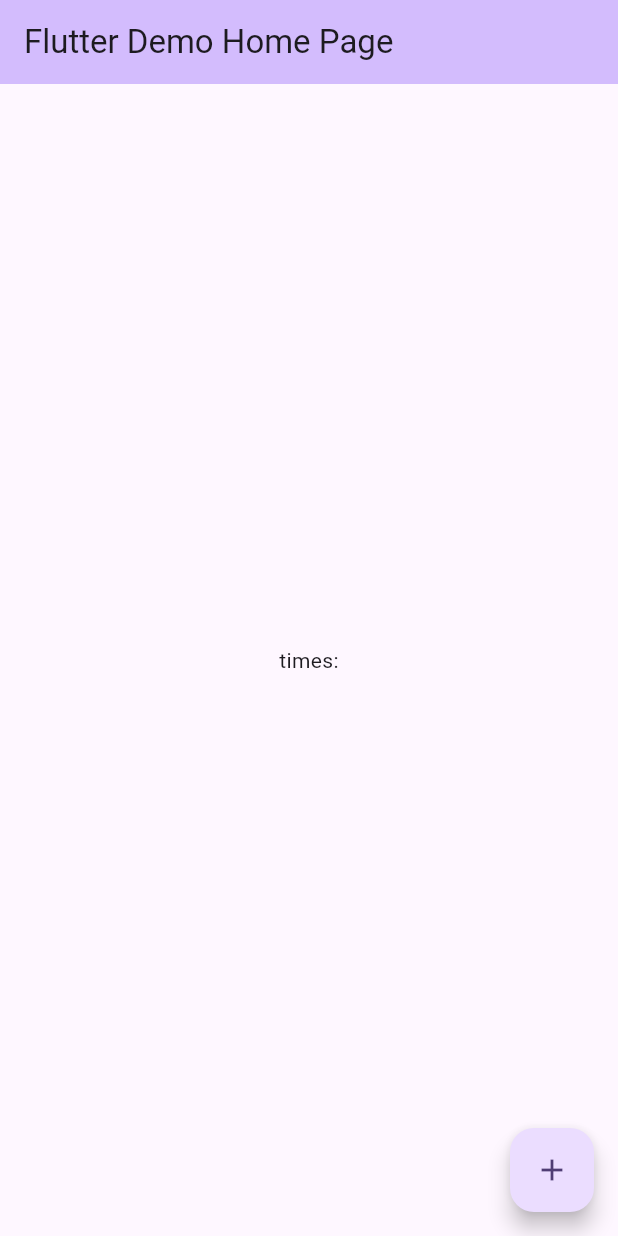
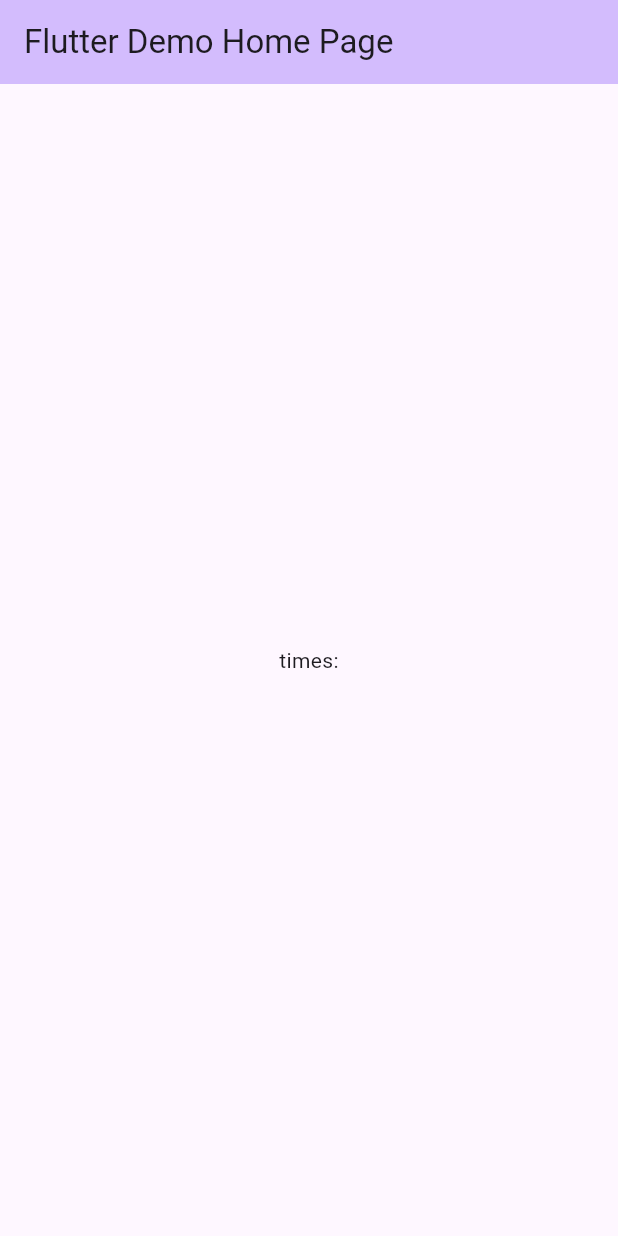
Before and after one commit to Danishgulg/newgit, a Flutter app: the screen it shows after launch, on a phone screen of 412 x 824 dp. Run offline on Flutter 3.47's test engine with Material 2 defaults, Android fonts, the phone set to English and light mode, and no system bars.

Commit message:
Update main.dart

```diff
--- a/lib/main.dart
+++ b/lib/main.dart
@@ -101,11 +101,7 @@ class _MyHomePageState extends State<MyHomePage> {
           ],
         ),
       ),
-      floatingActionButton: FloatingActionButton(
-        onPressed: _incrementCounter,
-        tooltip: 'Increment',
-        child: const Icon(Icons.add),
-      ), // This trailing comma makes auto-formatting nicer for build methods.
+      // This trailing comma makes auto-formatting nicer for build methods.
     );
   }
 }
```
